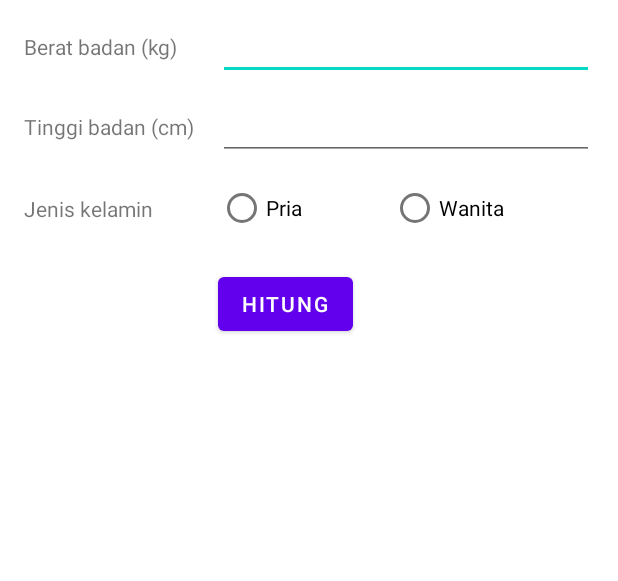
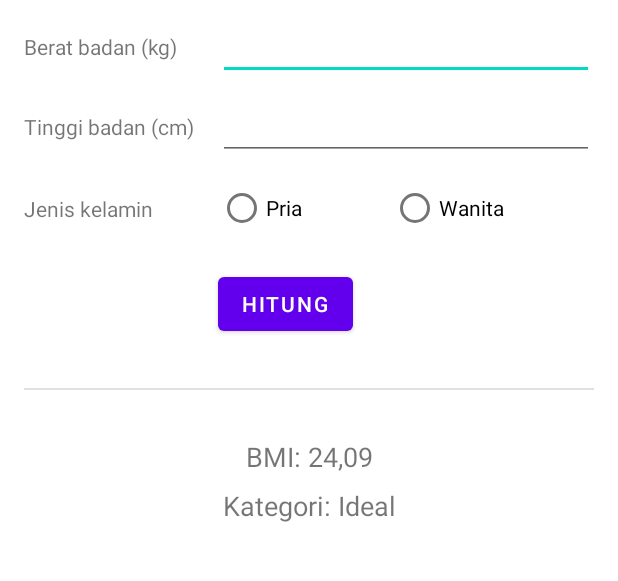
Before and after one commit to Hermanushasta/konversiMataUang, an Android app: the layout activity_main.xml on its own in the app's theme, with its tools: preview values and no code run, on a phone screen of 412 x 824 dp, the part 77-658 px from its top. Run offline under Robolectric (Android 15) with nearby library versions, the phone set to English and light mode, and no system bars.

Commit message:
base project tp03

```diff
--- a/app/src/main/AndroidManifest.xml
+++ b/app/src/main/AndroidManifest.xml
@@ -13,7 +13,8 @@
         tools:targetApi="31">
         <activity
             android:name=".MainActivity"
-            android:exported="true">
+            android:exported="true"
+            android:windowSoftInputMode="stateHidden">
             <intent-filter>
                 <action android:name="android.intent.action.MAIN" />
 
--- a/app/src/main/res/layout/activity_main.xml
+++ b/app/src/main/res/layout/activity_main.xml
@@ -1,11 +1,14 @@
 <?xml version="1.0" encoding="utf-8"?>
-<androidx.constraintlayout.widget.ConstraintLayout
-    xmlns:android="http://schemas.android.com/apk/res/android"
+<ScrollView xmlns:android="http://schemas.android.com/apk/res/android"
     xmlns:app="http://schemas.android.com/apk/res-auto"
     xmlns:tools="http://schemas.android.com/tools"
     android:layout_width="match_parent"
     android:layout_height="match_parent"
     tools:context=".MainActivity">
+
+    <androidx.constraintlayout.widget.ConstraintLayout
+        android:layout_width="match_parent"
+        android:layout_height="wrap_content">
 
         <TextView
             android:id="@+id/textView"
@@ -18,6 +21,7 @@
             app:layout_constraintEnd_toEndOf="parent"
             app:layout_constraintStart_toStartOf="parent"
             app:layout_constraintTop_toTopOf="parent" />
+
         <TextView
             android:layout_width="wrap_content"
             android:layout_height="wrap_content"
@@ -27,7 +31,7 @@
             app:layout_constraintBottom_toBottomOf="@+id/beratEditText"
             app:layout_constraintStart_toStartOf="parent"
             app:layout_constraintTop_toTopOf="@+id/beratEditText" />
-    8
+
         <EditText
             android:id="@+id/beratEditText"
             android:layout_width="0dp"
@@ -40,6 +44,7 @@
             app:layout_constraintEnd_toEndOf="parent"
             app:layout_constraintStart_toEndOf="@+id/textView3"
             app:layout_constraintTop_toBottomOf="@+id/textView" />
+
         <TextView
             android:id="@+id/textView3"
             android:layout_width="wrap_content"
@@ -50,6 +55,7 @@
             app:layout_constraintBottom_toBottomOf="@+id/tinggiEditText"
             app:layout_constraintStart_toStartOf="parent"
             app:layout_constraintTop_toTopOf="@+id/tinggiEditText" />
+
         <EditText
             android:id="@+id/tinggiEditText"
             android:layout_width="0dp"
@@ -61,6 +67,7 @@
             app:layout_constraintEnd_toEndOf="parent"
             app:layout_constraintStart_toStartOf="@+id/beratEditText"
             app:layout_constraintTop_toBottomOf="@+id/beratEditText" />
+
         <TextView
             android:layout_width="wrap_content"
             android:layout_height="wrap_content"
@@ -69,7 +76,7 @@
             app:layout_constraintBottom_toBottomOf="@+id/radioGroup"
             app:layout_constraintStart_toStartOf="parent"
             app:layout_constraintTop_toTopOf="@+id/radioGroup" />
-    9
+
         <RadioGroup
             android:id="@+id/radioGroup"
             android:layout_width="0dp"
@@ -80,12 +87,14 @@
             app:layout_constraintEnd_toEndOf="parent"
             app:layout_constraintStart_toStartOf="@+id/tinggiEditText"
             app:layout_constraintTop_toBottomOf="@+id/tinggiEditText">
+
             <RadioButton
                 android:id="@+id/priaRadioButton"
                 android:layout_width="wrap_content"
                 android:layout_height="wrap_content"
                 android:layout_weight="1"
                 android:text="@string/pria" />
+
             <RadioButton
                 android:id="@+id/wanitaRadioButton"
                 android:layout_width="wrap_content"
@@ -93,6 +102,7 @@
                 android:layout_weight="1"
                 android:text="@string/wanita" />
         </RadioGroup>
+
         <Button
             android:id="@+id/button"
             android:layout_width="wrap_content"
@@ -101,4 +111,39 @@
             android:text="@string/hitung"
             app:layout_constraintStart_toStartOf="@+id/radioGroup"
             app:layout_constraintTop_toBottomOf="@+id/radioGroup" />
+
+        <View
+            android:id="@+id/divider"
+            android:layout_width="match_parent"
+            android:layout_height="1dp"
+            android:layout_marginStart="16dp"
+            android:layout_marginTop="32dp"
+            android:layout_marginEnd="16dp"
+            android:background="?android:attr/listDivider"
+            app:layout_constraintEnd_toEndOf="parent"
+            app:layout_constraintStart_toStartOf="parent"
+            app:layout_constraintTop_toBottomOf="@+id/button" />
+
+        <TextView
+            android:id="@+id/bmiTextView"
+            android:layout_width="wrap_content"
+            android:layout_height="wrap_content"
+            android:layout_marginTop="32dp"
+            android:textSize="18sp"
+            app:layout_constraintEnd_toEndOf="parent"
+            app:layout_constraintStart_toStartOf="parent"
+            app:layout_constraintTop_toBottomOf="@+id/divider"
+            tools:text="BMI: 24,09" />
+
+        <TextView
+            android:id="@+id/kategoriTextView"
+            android:layout_width="wrap_content"
+            android:layout_height="wrap_content"
+            android:layout_marginTop="8dp"
+            android:textSize="18sp"
+            app:layout_constraintEnd_toEndOf="parent"
+            app:layout_constraintStart_toStartOf="parent"
+            app:layout_constraintTop_toBottomOf="@+id/bmiTextView"
+            tools:text="Kategori: Ideal" />
     </androidx.constraintlayout.widget.ConstraintLayout>
+</ScrollView>
```
Also changed, not shown: app/src/main/java/org/d3if0043/konversimatauang/MainActivity.kt (+40 -1 lines), app/src/main/res/values/strings.xml (+8 -0 lines). Lines whose indentation alone changed are shown as unchanged.
